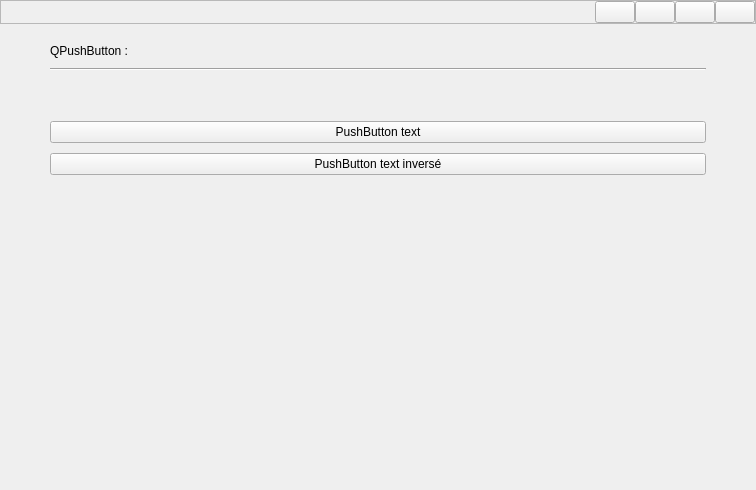
Old version of the form src/gui/main.ui in the repository LaM0uette/PySide6_Blank_Project_demo.
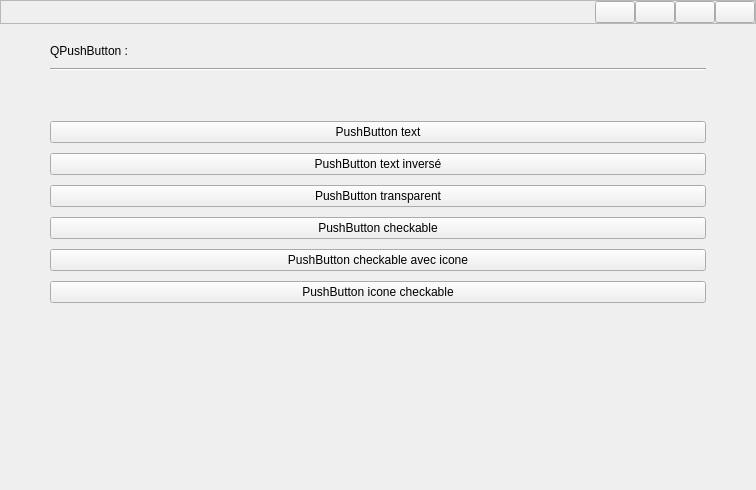
New version of the form.

The edit to the form file:
```diff
--- a/src/gui/main.ui
+++ b/src/gui/main.ui
@@ -108,6 +108,9 @@
    </item>
    <item row="2" column="0">
     <layout class="QVBoxLayout" name="vlay_wg">
+     <property name="spacing">
+      <number>20</number>
+     </property>
      <property name="leftMargin">
       <number>50</number>
      </property>
@@ -175,6 +178,43 @@
          </property>
         </widget>
        </item>
+       <item>
+        <widget class="QPushButton" name="pb_demo_tr">
+         <property name="text">
+          <string>PushButton transparent</string>
+         </property>
+        </widget>
+       </item>
+       <item>
+        <widget class="QPushButton" name="pb_demo_ck">
+         <property name="text">
+          <string>PushButton checkable</string>
+         </property>
+         <property name="checkable">
+          <bool>true</bool>
+         </property>
+        </widget>
+       </item>
+       <item>
+        <widget class="QPushButton" name="pb_demo_ck_ico">
+         <property name="text">
+          <string>PushButton checkable avec icone</string>
+         </property>
+         <property name="checkable">
+          <bool>true</bool>
+         </property>
+        </widget>
+       </item>
+       <item>
+        <widget class="QPushButton" name="pb_demo_ico_ck">
+         <property name="text">
+          <string>PushButton icone checkable</string>
+         </property>
+         <property name="checkable">
+          <bool>true</bool>
+         </property>
+        </widget>
+       </item>
       </layout>
      </item>
     </layout>
```
